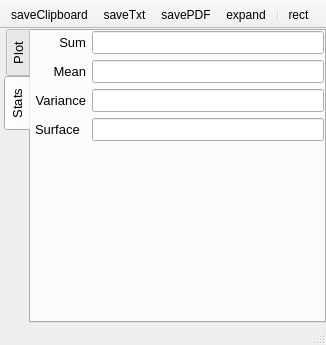
First picture: the form in plugins/Box_lineout/Box_lineout.ui, repository NeutrinoToolkit/Neutrino, before the edit.
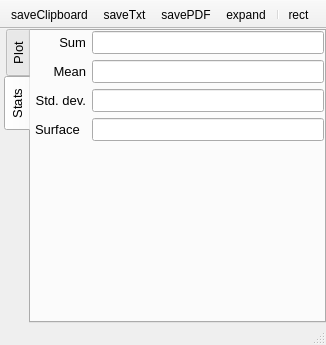
Second picture: the form after the edit. The open tabs and pages were chosen to show the change. Icons and pictures are not drawn. Custom widgets are drawn as their Qt base class.

Commit message: fix Box_lineout

```diff
--- a/plugins/Box_lineout/Box_lineout.ui
+++ b/plugins/Box_lineout/Box_lineout.ui
@@ -187,7 +187,7 @@
            </font>
           </property>
           <property name="text">
-           <string>Variance</string>
+           <string>Std. dev.</string>
           </property>
           <property name="alignment">
            <set>Qt::AlignRight|Qt::AlignTrailing|Qt::AlignVCenter</set>
```
The commit also changes 2 other files.
